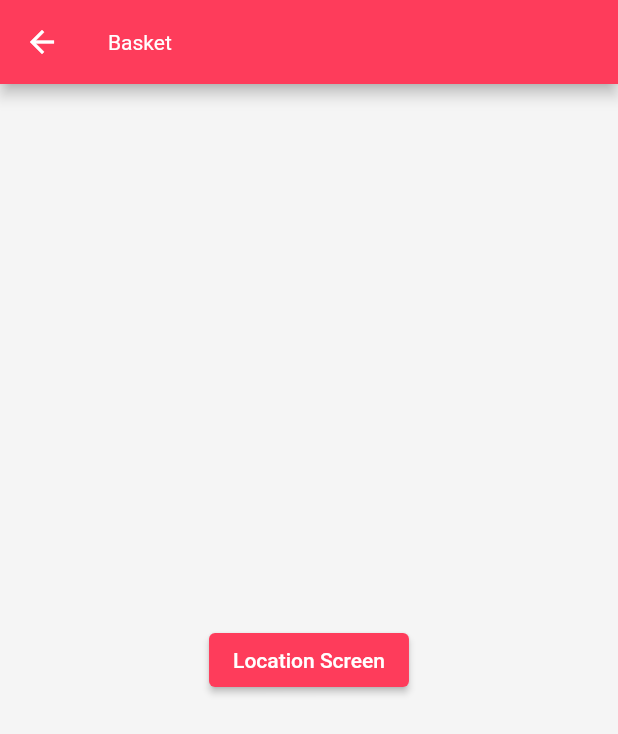
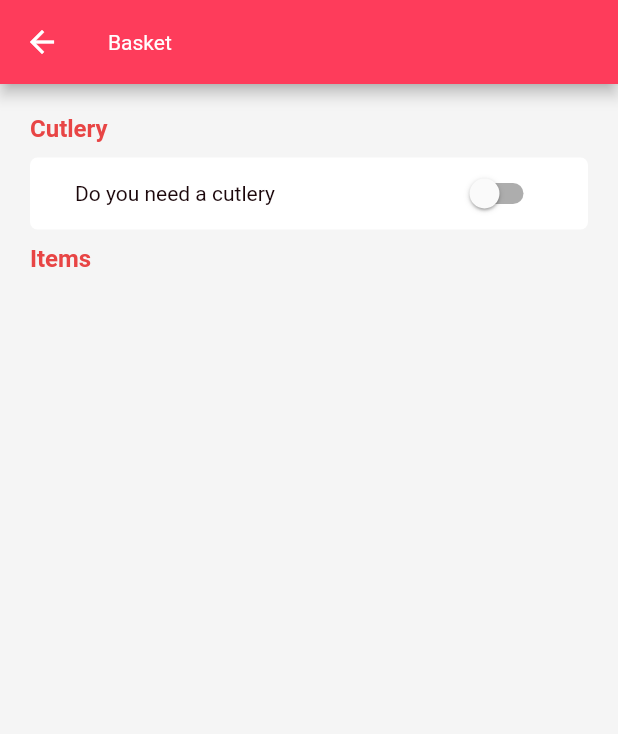
Before and after one commit to chuongphong12/food-delivery-flutter, a Flutter app: the BasketScreen screen opened by its route, on a phone screen of 412 x 824 dp. Shown: the top 734 px of the screen. Run offline on Flutter 3.47's test engine with Material 2 defaults, Android fonts, the light colour scheme and no system bars; our stand-ins replace bloc, equatable, flutter_bloc, flutter_svg, geolocator, google_maps_flutter and 1 more; network calls fail; Roboto replaces fonts that are missing (Futura).

Commit message:
basket screen cont

```diff
--- a/lib/models/category_filter_model.dart
+++ b/lib/models/category_filter_model.dart
@@ -2,11 +2,11 @@ import 'package:equatable/equatable.dart';
 import 'package:food_delivery_app_flutter/models/category_model.dart';
 
 class CategoryFilter extends Equatable {
-  late int id;
+  final int id;
   final Category category;
   final bool value;
 
-  CategoryFilter({
+  const CategoryFilter({
     required this.id,
     required this.category,
     required this.value,
--- a/lib/screens/basket/basket_screen.dart
+++ b/lib/screens/basket/basket_screen.dart
@@ -16,10 +16,45 @@ class BasketScreen extends StatelessWidget {
   Widget build(BuildContext context) {
     return Scaffold(
       appBar: AppBar(title: const Text('Basket')),
-      body: Center(
-        child: ElevatedButton(
-          child: const Text('Location Screen'),
-          onPressed: () {},
+      body: Padding(
+        padding: const EdgeInsets.all(20),
+        child: Column(
+          crossAxisAlignment: CrossAxisAlignment.start,
+          children: [
+            Text(
+              'Cutlery',
+              style: Theme.of(context).textTheme.headline4!.copyWith(
+                    color: Theme.of(context).colorScheme.secondary,
+                  ),
+            ),
+            Container(
+              width: double.infinity,
+              margin: const EdgeInsets.only(top: 10, bottom: 10),
+              padding: const EdgeInsets.symmetric(horizontal: 30),
+              decoration: BoxDecoration(
+                color: Colors.white,
+                borderRadius: BorderRadius.circular(5),
+              ),
+              child: Row(children: [
+                Expanded(
+                  child: Text(
+                    'Do you need a cutlery',
+                    style: Theme.of(context).textTheme.headline6,
+                  ),
+                ),
+                Switch.adaptive(
+                  value: false,
+                  onChanged: (bool? newValue) {},
+                )
+              ]),
+            ),
+            Text(
+              'Items',
+              style: Theme.of(context).textTheme.headline4!.copyWith(
+                    color: Theme.of(context).colorScheme.secondary,
+                  ),
+            )
+          ],
         ),
       ),
     );
--- a/lib/screens/restaurant_details/restaurant_details_screen.dart
+++ b/lib/screens/restaurant_details/restaurant_details_screen.dart
@@ -1,5 +1,6 @@
 import 'package:flutter/material.dart';
 import 'package:food_delivery_app_flutter/models/models.dart';
+import 'package:food_delivery_app_flutter/screens/basket/basket_screen.dart';
 import 'package:food_delivery_app_flutter/widgets/widgets.dart';
 
 class RestaurantDetailScreen extends StatelessWidget {
@@ -36,7 +37,9 @@ class RestaurantDetailScreen extends StatelessWidget {
                 shape: const RoundedRectangleBorder(),
                 padding: const EdgeInsets.symmetric(horizontal: 50),
               ),
-              onPressed: () {},
+              onPressed: () {
+                Navigator.pushNamed(context, BasketScreen.routeName);
+              },
               child: const Text('Basket'),
             ),
           ],
```
Also changed, not shown: lib/screens/filter/filter_screen.dart (+33 -8 lines).
